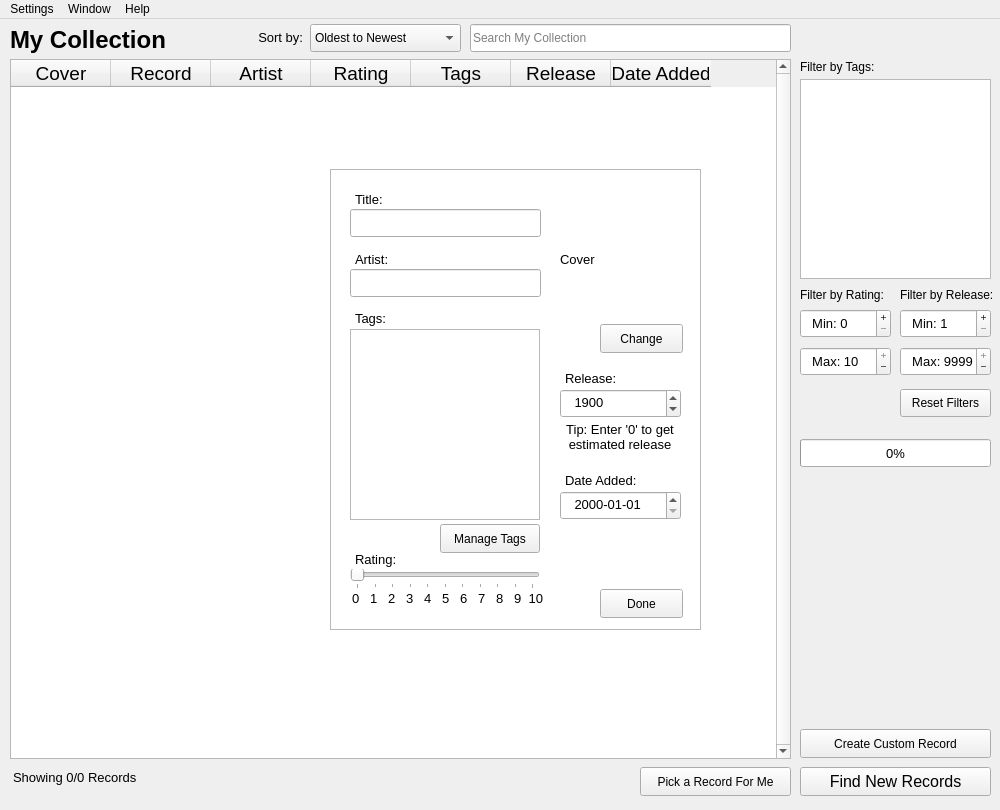
Before: the Qt Designer form My Record Collection Source/mainwindow.ui in Drag0nCodes/MyRecordCollection, drawn with Qt 5.
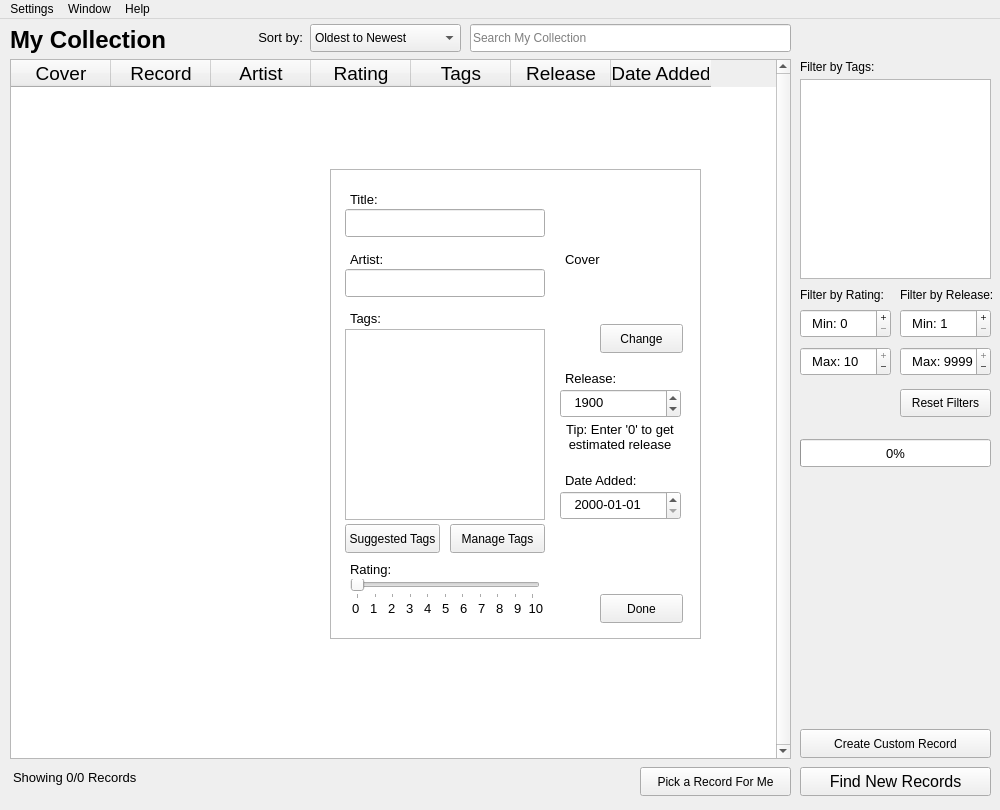
After: the same form once the commit is applied.

Commit message:
Frontend: - Added a button on the edit selected record popup to see the suggested tags of that record that also has a button to add all those tags
Backend:
- Slightly improved suggested tag wikipedia search

```diff
--- a/My Record Collection Source/mainwindow.ui
+++ b/My Record Collection Source/mainwindow.ui
@@ -946,7 +946,7 @@
        <x>330</x>
        <y>150</y>
        <width>371</width>
-       <height>461</height>
+       <height>470</height>
       </rect>
      </property>
      <property name="frameShape">
@@ -959,7 +959,7 @@
       <property name="geometry">
        <rect>
         <x>20</x>
-        <y>400</y>
+        <y>410</y>
         <width>190</width>
         <height>20</height>
        </rect>
@@ -995,9 +995,9 @@
      <widget class="QListWidget" name="editRecord_EditTagsList">
       <property name="geometry">
        <rect>
-        <x>20</x>
+        <x>15</x>
         <y>160</y>
-        <width>190</width>
+        <width>200</width>
         <height>191</height>
        </rect>
       </property>
@@ -1011,7 +1011,7 @@
      <widget class="QLabel" name="editRecord_TagsLabel">
       <property name="geometry">
        <rect>
-        <x>25</x>
+        <x>20</x>
         <y>139</y>
         <width>110</width>
         <height>20</height>
@@ -1030,8 +1030,8 @@
      <widget class="QLabel" name="editRecord_RatingLabel">
       <property name="geometry">
        <rect>
-        <x>25</x>
-        <y>380</y>
+        <x>20</x>
+        <y>390</y>
         <width>120</width>
         <height>20</height>
        </rect>
@@ -1050,7 +1050,7 @@
       <property name="geometry">
        <rect>
         <x>112</x>
-        <y>420</y>
+        <y>430</y>
         <width>119</width>
         <height>19</height>
        </rect>
@@ -1069,7 +1069,7 @@
       <property name="geometry">
        <rect>
         <x>22</x>
-        <y>420</y>
+        <y>430</y>
         <width>119</width>
         <height>19</height>
        </rect>
@@ -1087,9 +1087,9 @@
      <widget class="QPushButton" name="editRecord_ManageTagButton">
       <property name="geometry">
        <rect>
-        <x>110</x>
+        <x>120</x>
         <y>355</y>
-        <width>100</width>
+        <width>95</width>
         <height>29</height>
        </rect>
       </property>
@@ -1106,9 +1106,9 @@
      <widget class="QLineEdit" name="editRecord_TitleEdit">
       <property name="geometry">
        <rect>
-        <x>20</x>
+        <x>15</x>
         <y>40</y>
-        <width>191</width>
+        <width>200</width>
         <height>28</height>
        </rect>
       </property>
@@ -1116,9 +1116,9 @@
      <widget class="QLineEdit" name="editRecord_ArtistEdit">
       <property name="geometry">
        <rect>
-        <x>20</x>
+        <x>15</x>
         <y>100</y>
-        <width>191</width>
+        <width>200</width>
         <height>28</height>
        </rect>
       </property>
@@ -1126,7 +1126,7 @@
      <widget class="QLabel" name="editRecord_TitleLabel">
       <property name="geometry">
        <rect>
-        <x>25</x>
+        <x>20</x>
         <y>20</y>
         <width>120</width>
         <height>20</height>
@@ -1146,7 +1146,7 @@
       <property name="geometry">
        <rect>
         <x>270</x>
-        <y>420</y>
+        <y>425</y>
         <width>83</width>
         <height>29</height>
        </rect>
@@ -1158,7 +1158,7 @@
      <widget class="QLabel" name="editRecord_CoverLabel">
       <property name="geometry">
        <rect>
-        <x>230</x>
+        <x>235</x>
         <y>30</y>
         <width>120</width>
         <height>120</height>
@@ -1177,7 +1177,7 @@
      <widget class="QLabel" name="editRecord_ArtistLabel">
       <property name="geometry">
        <rect>
-        <x>25</x>
+        <x>20</x>
         <y>80</y>
         <width>120</width>
         <height>20</height>
@@ -1340,6 +1340,25 @@
        <string>Date Added:</string>
       </property>
      </widget>
+     <widget class="QPushButton" name="editRecord_SuggestedTagButton">
+      <property name="geometry">
+       <rect>
+        <x>15</x>
+        <y>355</y>
+        <width>95</width>
+        <height>29</height>
+       </rect>
+      </property>
+      <property name="font">
+       <font>
+        <family>Arial</family>
+        <pointsize>9</pointsize>
+       </font>
+      </property>
+      <property name="text">
+       <string>Suggested Tags</string>
+      </property>
+     </widget>
     </widget>
    </widget>
   </widget>
```
Left out of the diff: 2 changed lines with no effect on the pictures. The commit also changes 5 other files.
